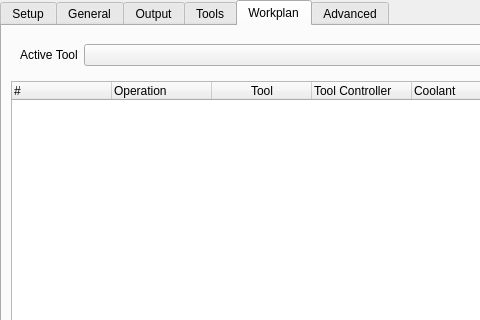
Before: the Qt Designer form src/Mod/CAM/Gui/Resources/panels/PathEdit.ui in tarman3/FreeCAD, drawn with Qt 5; both pictures show x 0 to 480 and y 0 to 320 of the 737 by 809 pixel window.
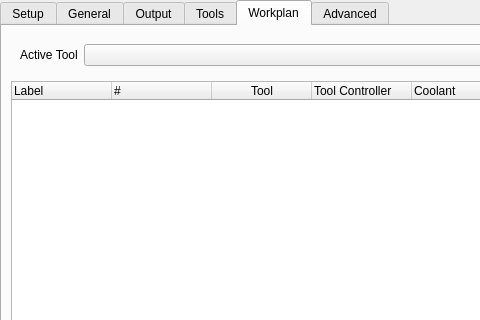
After: the same form once the commit is applied. The open tabs and pages were chosen to show the change. Icons and pictures are not drawn. Custom widgets are drawn as their Qt base class.

The edit to the form file:
```diff
--- a/src/Mod/CAM/Gui/Resources/panels/PathEdit.ui
+++ b/src/Mod/CAM/Gui/Resources/panels/PathEdit.ui
@@ -1984,12 +1984,12 @@
        <widget class="QTreeWidget" name="operationsList">
         <column>
          <property name="text">
-          <string>#</string>
+          <string>Label</string>
          </property>
         </column>
         <column>
          <property name="text">
-          <string>Operation</string>
+          <string>#</string>
          </property>
         </column>
         <column>
```
